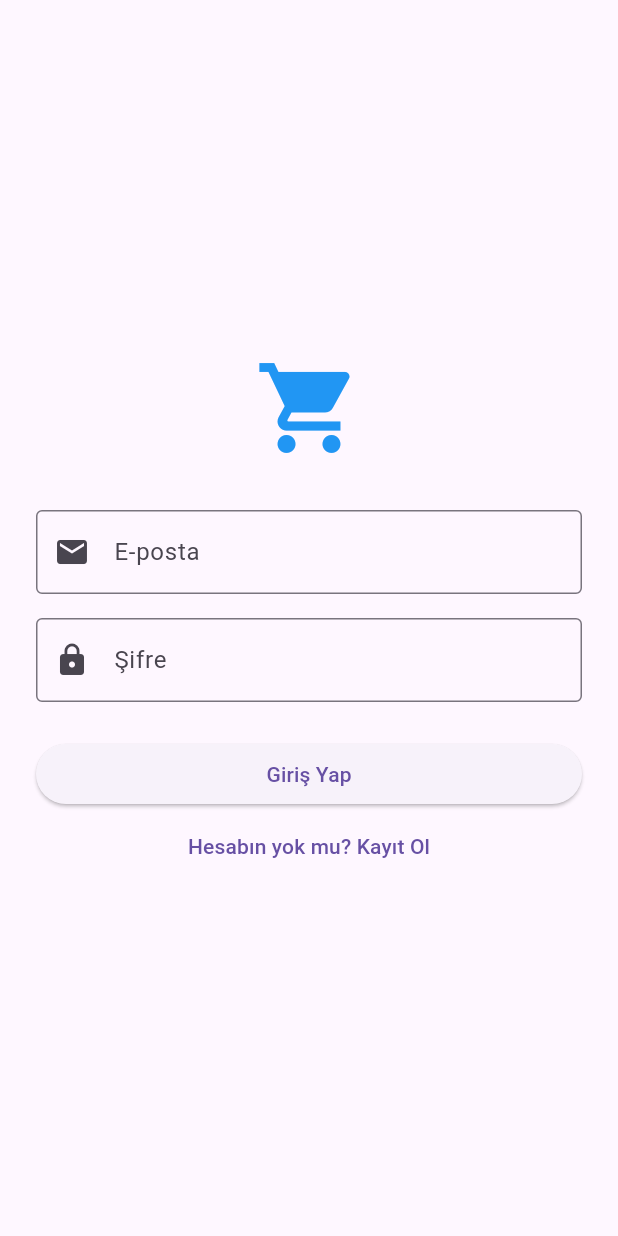
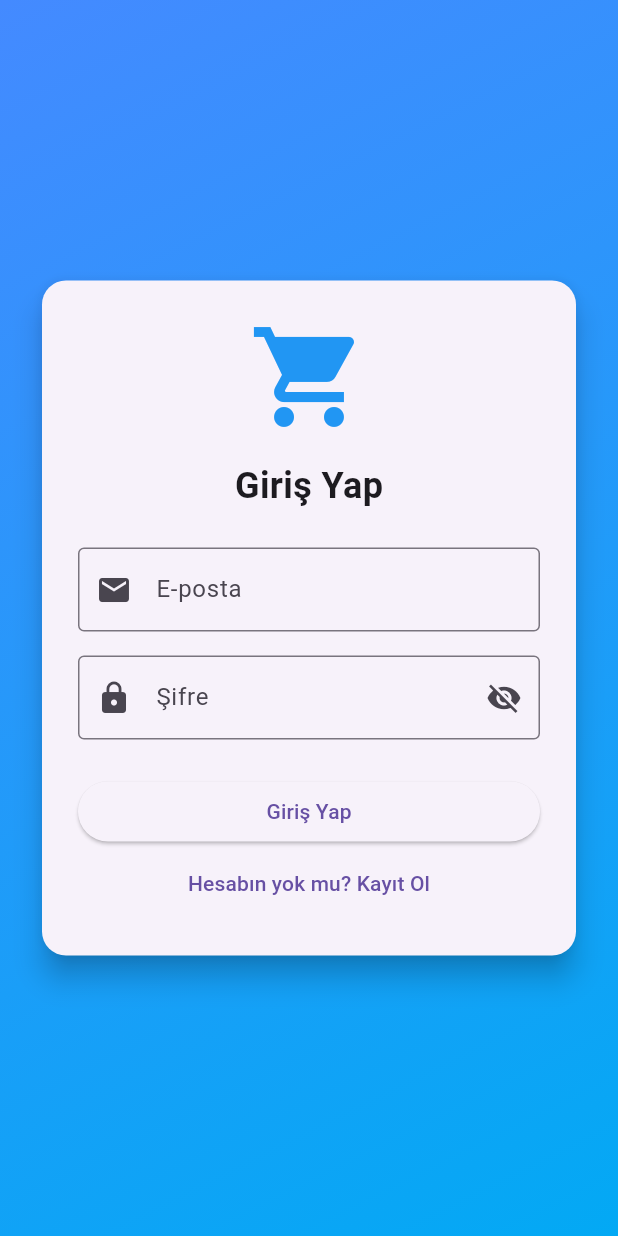
Before and after one commit to envertunasonmez/Mini-E-Commerce-App, a Flutter app: the screen it shows after launch, on a phone screen of 412 x 824 dp. Run offline on Flutter 3.47's test engine with Material 3 defaults, Android fonts, the phone set to English and light mode, and no system bars; our stand-ins replace firebase_auth, firebase_core, get; accounts and stored records are empty; generated files the repository leaves out were written again.

Commit message:
update - login

```diff
--- a/mini_e_commerce_app/lib/views/login_view.dart
+++ b/mini_e_commerce_app/lib/views/login_view.dart
@@ -1,62 +1,144 @@
 import 'package:flutter/material.dart';
 import 'package:get/get.dart';
+import 'package:mini_e_commerce_app/app/controllers/login_controller.dart';
 
 class LoginView extends StatelessWidget {
   LoginView({super.key});
 
-  final TextEditingController emailController = TextEditingController();
-  final TextEditingController passwordController = TextEditingController();
+  final LoginController controller = Get.put(LoginController());
 
   @override
   Widget build(BuildContext context) {
     return Scaffold(
-      body: Center(
+      body: Container(
+        decoration: const BoxDecoration(
+          gradient: LinearGradient(
+            colors: [Colors.blueAccent, Colors.lightBlue],
+            begin: Alignment.topLeft,
+            end: Alignment.bottomRight,
+          ),
+        ),
+        child: Center(
           child: SingleChildScrollView(
             padding: const EdgeInsets.all(24.0),
+            child: Card(
+              elevation: 8,
+              shape: RoundedRectangleBorder(
+                borderRadius: BorderRadius.circular(16),
+              ),
+              child: Padding(
+                padding: const EdgeInsets.all(24.0),
                 child: Column(
-            mainAxisAlignment: MainAxisAlignment.center,
+                  mainAxisSize: MainAxisSize.min,
                   children: [
-              const Icon(Icons.shopping_cart, size: 72, color: Colors.blue),
-              const SizedBox(height: 32),
-              TextField(
-                controller: emailController,
+                    const _Header(),
+                    const SizedBox(height: 24),
+                    _EmailField(controller: controller),
+                    const SizedBox(height: 16),
+                    _PasswordField(controller: controller),
+                    const SizedBox(height: 24),
+                    _LoginButton(controller: controller),
+                    const _RegisterTextButton(),
+                  ],
+                ),
+              ),
+            ),
+          ),
+        ),
+      ),
+    );
+  }
+}
+
+class _Header extends StatelessWidget {
+  const _Header();
+
+  @override
+  Widget build(BuildContext context) {
+    return Column(
+      children: const [
+        Icon(Icons.shopping_cart, size: 80, color: Colors.blue),
+        SizedBox(height: 16),
+        Text(
+          "Giriş Yap",
+          style: TextStyle(fontSize: 24, fontWeight: FontWeight.bold),
+        ),
+      ],
+    );
+  }
+}
+
+class _EmailField extends StatelessWidget {
+  final LoginController controller;
+  const _EmailField({required this.controller});
+
+  @override
+  Widget build(BuildContext context) {
+    return TextField(
+      controller: controller.emailController,
       keyboardType: TextInputType.emailAddress,
       decoration: const InputDecoration(
         labelText: "E-posta",
         prefixIcon: Icon(Icons.email),
         border: OutlineInputBorder(),
       ),
-              ),
-              const SizedBox(height: 16),
-              TextField(
-                controller: passwordController,
-                obscureText: true,
-                decoration: const InputDecoration(
+    );
+  }
+}
+
+class _PasswordField extends StatelessWidget {
+  final LoginController controller;
+  const _PasswordField({required this.controller});
+
+  @override
+  Widget build(BuildContext context) {
+    return Obx(() => TextField(
+          controller: controller.passwordController,
+          obscureText: controller.obscurePassword.value,
+          decoration: InputDecoration(
             labelText: "Şifre",
-                  prefixIcon: Icon(Icons.lock),
-                  border: OutlineInputBorder(),
+            prefixIcon: const Icon(Icons.lock),
+            border: const OutlineInputBorder(),
+            suffixIcon: IconButton(
+              icon: Icon(controller.obscurePassword.value
+                  ? Icons.visibility_off
+                  : Icons.visibility),
+              onPressed: () {
+                controller.obscurePassword.value =
+                    !controller.obscurePassword.value;
+              },
             ),
           ),
-              const SizedBox(height: 24),
-              SizedBox(
+        ));
+  }
+}
+
+class _LoginButton extends StatelessWidget {
+  final LoginController controller;
+  const _LoginButton({required this.controller});
+
+  @override
+  Widget build(BuildContext context) {
+    return SizedBox(
       width: double.infinity,
       child: ElevatedButton(
-                  onPressed: () {
-                    Get.offAllNamed('/home'); // ✅ Firebase Auth sonrası değiştirilecek
-                  },
+        onPressed: controller.login,
         child: const Text("Giriş Yap"),
-                ),
-              ),
-              TextButton(
-                onPressed: () {
-                  Get.toNamed('/register'); // ✅ Login → Register
-                },
-                child: const Text("Hesabın yok mu? Kayıt Ol"),
-              ),
-            ],
-          ),
-        ),
       ),
     );
   }
 }
+
+class _RegisterTextButton extends StatelessWidget {
+  const _RegisterTextButton();
+
+  @override
+  Widget build(BuildContext context) {
+    return TextButton(
+      onPressed: () {
+        Get.toNamed('/register');
+      },
+      child: const Text("Hesabın yok mu? Kayıt Ol"),
+    );
+  }
+}
```
Lines whose indentation alone changed are shown as unchanged.
